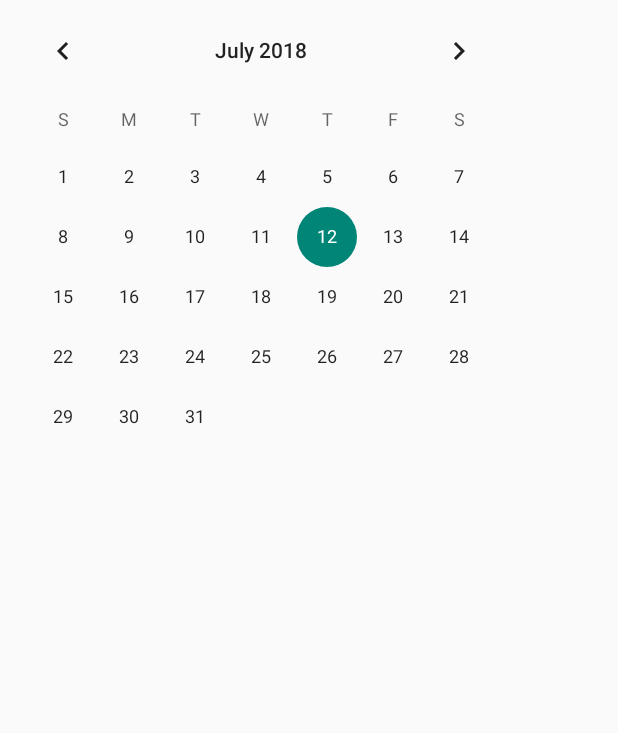
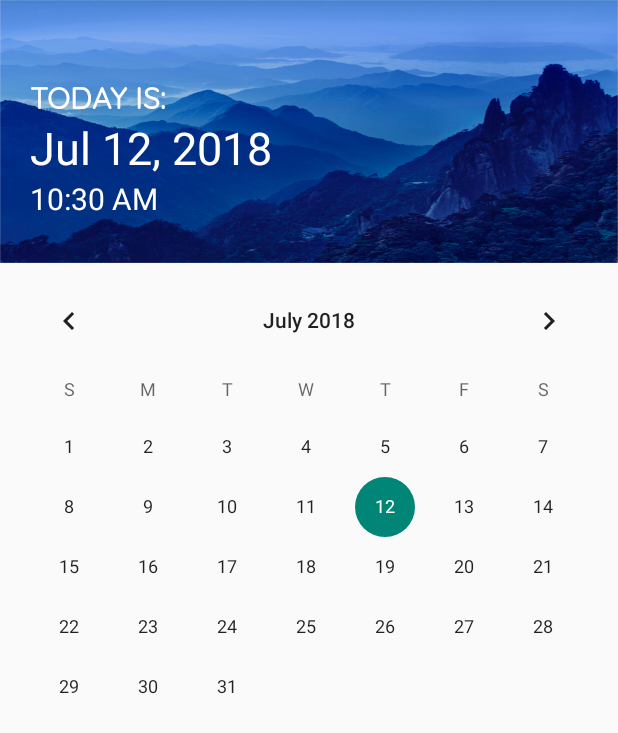
Before and after one commit to pandabran/Kontento, an Android app: the Calendar screen opened directly, with no data from a screen before it, on a phone screen of 412 x 824 dp. Shown: the top 733 px of the screen. Run offline under Robolectric (Android 15) with nearby library versions, the phone set to English and light mode, and no system bars.

Commit message:
updated calendar UI

```diff
--- a/app/src/main/java/com/example/dell/kontento/activities/Calendar.java
+++ b/app/src/main/java/com/example/dell/kontento/activities/Calendar.java
@@ -1,27 +1,41 @@
 package com.example.dell.kontento.activities;
 
 import android.annotation.SuppressLint;
-import android.support.annotation.NonNull;
+import android.os.Bundle;
 import android.support.v7.app.AppCompatActivity;
-import android.os.Bundle;
-import android.util.Log;
 import android.widget.CalendarView;
+import android.widget.TextView;
 
 import com.example.dell.kontento.R;
+
+import java.text.SimpleDateFormat;
+import java.util.Date;
+import java.util.Locale;
+
 
 public class Calendar extends AppCompatActivity {
 
     private static final String TAG = "CalendarActivity";
     private CalendarView mCalendarView;
+    String date_n;
+    SimpleDateFormat time_n;
+    TextView date,time, today_is_text;
 
-    @SuppressLint("ResourceType")
+    @SuppressLint({"ResourceType", "SimpleDateFormat"})
     @Override
     protected void onCreate(Bundle savedInstanceState) {
         super.onCreate(savedInstanceState);
         setContentView(R.layout.activity_calendar);
         mCalendarView = (CalendarView) findViewById(R.layout.activity_calendar);
+        java.util.Calendar calendar = java.util.Calendar.getInstance();
+        date_n =  new SimpleDateFormat("MMM dd, yyyy", Locale.getDefault()).format(new Date());
+        time_n = new SimpleDateFormat("hh:mm a");
 
+        date = (TextView) findViewById(R.id.cdate);
+        time = (TextView)findViewById(R.id.ctime);
 
-
+        date.setText(date_n);
+        time.setText(time_n.format(calendar.getTime()));
+        today_is_text = (TextView)findViewById(R.id.today_is_text);
     }
 }
--- a/app/src/main/res/layout/activity_calendar.xml
+++ b/app/src/main/res/layout/activity_calendar.xml
@@ -1,16 +1,72 @@
 <?xml version="1.0" encoding="utf-8"?>
-<android.support.constraint.ConstraintLayout xmlns:android="http://schemas.android.com/apk/res/android"
-    xmlns:app="http://schemas.android.com/apk/res-auto"
+<FrameLayout xmlns:android="http://schemas.android.com/apk/res/android"
     xmlns:tools="http://schemas.android.com/tools"
     android:layout_width="match_parent"
     android:layout_height="match_parent"
-    tools:context=".activities.Calendar">
+    tools:context=".MainActivity">
+
+    <LinearLayout
+        android:layout_width="match_parent"
+        android:layout_height="match_parent"
+        android:orientation="vertical">
+
+        <LinearLayout
+            android:id="@+id/header"
+            android:layout_width="match_parent"
+            android:layout_height="175dp"
+            android:background="@drawable/main_bg"
+            android:orientation="vertical">
+
+            <LinearLayout
+                android:layout_width="match_parent"
+                android:layout_height="200dp"
+                android:layout_below="@id/tools"
+                android:orientation="vertical"
+                android:layout_marginTop="50dp">
+
+                <TextView
+                    android:id="@+id/today_is_text"
+                    android:layout_width="wrap_content"
+                    android:layout_height="wrap_content"
+                    android:layout_marginLeft="20dp"
+                    android:fontFamily="@font/quicksand"
+                    android:text="TODAY IS:"
+                    android:textColor="@color/white"
+                    android:textSize="20dp"
+                    android:textStyle="bold" />
+
+                <TextView
+                    android:id="@+id/cdate"
+                    android:layout_width="wrap_content"
+                    android:layout_height="wrap_content"
+                    android:layout_below="@id/today_is_text"
+                    android:layout_marginLeft="20dp"
+                    android:text="July 10, 2018"
+                    android:textColor="@color/white"
+                    android:textSize="30dp" />
+
+                <TextView
+                    android:id="@+id/ctime"
+                    android:layout_width="wrap_content"
+                    android:layout_height="wrap_content"
+                    android:layout_below="@id/cdate"
+                    android:layout_marginLeft="20dp"
+                    android:text="02:38AM"
+                    android:textColor="@color/white"
+                    android:textSize="20dp" />
+            </LinearLayout>
+        </LinearLayout>
+    </LinearLayout>
+    <LinearLayout
+        android:layout_width="match_parent"
+        android:layout_height="wrap_content"
+        android:layout_marginTop="180dp">
+        <CalendarView
+            android:id="@+id/calendarView"
+            android:layout_width="match_parent"
+            android:layout_height="match_parent"
+            android:layout_gravity="center_horizontal"/>
+    </LinearLayout>
 
 
-    <CalendarView
-        android:id="@+id/calendarView"
-        android:layout_width="wrap_content"
-        android:layout_height="wrap_content"
-        tools:layout_editor_absoluteX="20dp"
-        tools:layout_editor_absoluteY="16dp" />
-</android.support.constraint.ConstraintLayout>
+</FrameLayout>
```
